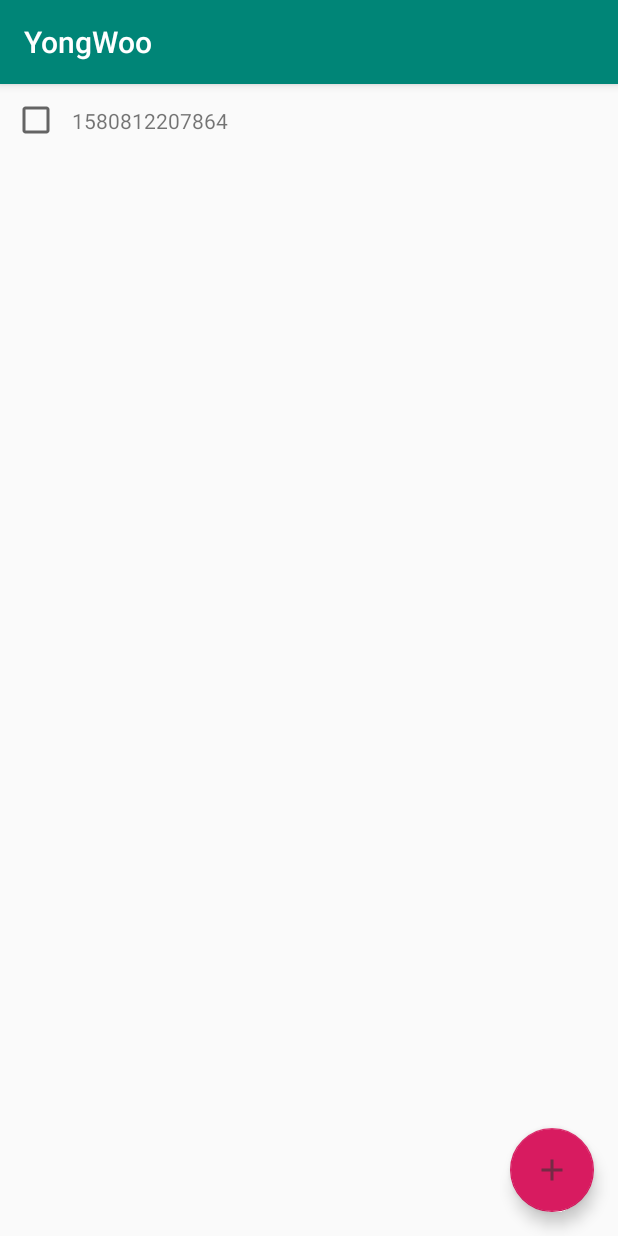
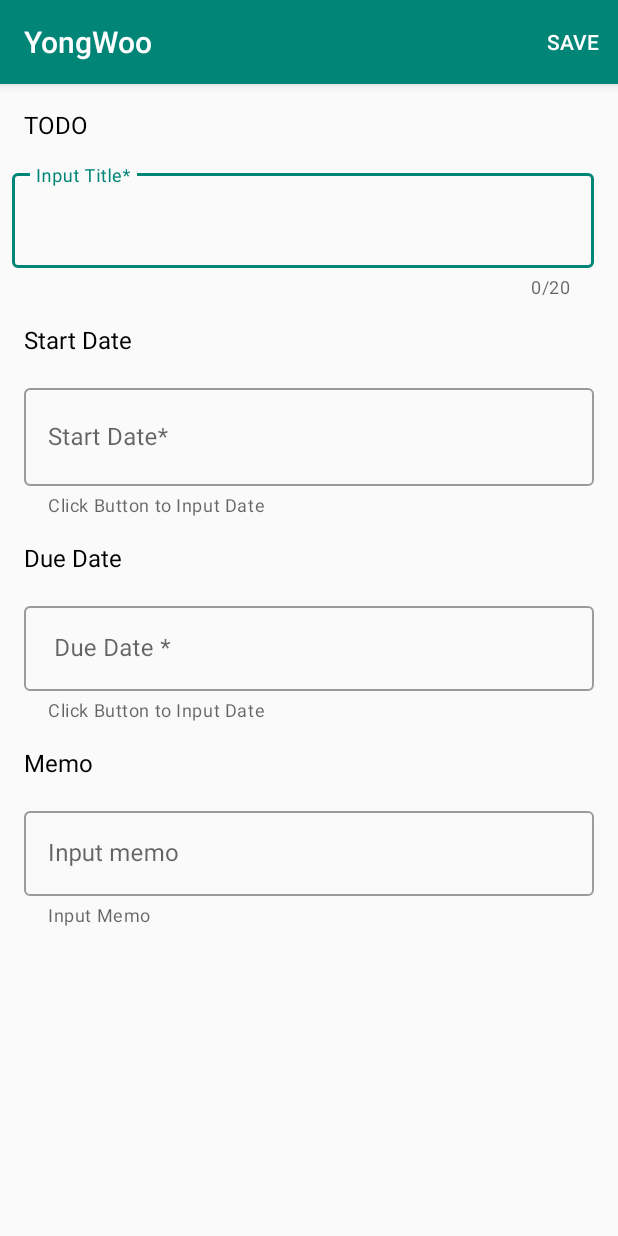
Before and after one commit to grace915/kotlin_todo, an Android app: the screen it shows after launch (MainActivity before the commit, AddEditTodoActivity after it), after a tap on an icon or button, on a phone screen of 412 x 824 dp. Run offline under Robolectric (Android 15) with nearby library versions, the phone set to English and light mode, and no system bars; our stand-ins replace Room's generated code.

Commit message:
AddEditTodoActivity(edit todo item & add todo item)

```diff
--- a/app/build.gradle
+++ b/app/build.gradle
@@ -27,7 +27,7 @@ android {
 
 dependencies {
     implementation fileTree(dir: 'libs', include: ['*.jar'])
-    implementation"org.jetbrains.kotlin:kotlin-stdlib-jdk7:$kotlin_version"
+    implementation "org.jetbrains.kotlin:kotlin-stdlib-jdk7:$kotlin_version"
     implementation 'androidx.appcompat:appcompat:1.0.2'
     implementation 'androidx.core:core-ktx:1.0.2'
     implementation 'androidx.constraintlayout:constraintlayout:1.1.3'
@@ -40,7 +40,8 @@ dependencies {
     kapt "android.arch.persistence.room:compiler:1.1.1"
 
     implementation "androidx.room:room-runtime:$room_version"
-    annotationProcessor "androidx.room:room-compiler:$room_version" // For Kotlin use kapt instead of annotationProcessor
+    annotationProcessor "androidx.room:room-compiler:$room_version"
+    // For Kotlin use kapt instead of annotationProcessor
 
     // optional - Kotlin Extensions and Coroutines support for Room
     implementation "androidx.room:room-ktx:$room_version"
--- a/app/src/main/AndroidManifest.xml
+++ b/app/src/main/AndroidManifest.xml
@@ -9,6 +9,7 @@
         android:roundIcon="@mipmap/ic_launcher_round"
         android:supportsRtl="true"
         android:theme="@style/AppTheme">
+        <activity android:name=".add_edit.AddEditTodoActivity" />
         <activity android:name=".main.MainActivity">
             <intent-filter>
                 <action android:name="android.intent.action.MAIN" />
--- a/app/src/main/java/com/example/yongwoo/main/MainActivity.kt
+++ b/app/src/main/java/com/example/yongwoo/main/MainActivity.kt
@@ -1,13 +1,13 @@
 package com.example.yongwoo.main
 
+import android.content.Intent
 import androidx.appcompat.app.AppCompatActivity
 import android.os.Bundle
 import androidx.recyclerview.widget.LinearLayoutManager
 import androidx.recyclerview.widget.RecyclerView
 import com.example.yongwoo.R
-import com.example.yongwoo.room.entitiy.TodoItem
+import com.example.yongwoo.add_edit.AddEditTodoActivity
 import kotlinx.android.synthetic.main.activity_main.*
-import java.util.*
 
 class MainActivity : AppCompatActivity() {
 
@@ -22,8 +22,27 @@ class MainActivity : AppCompatActivity() {
         main_rcv_item.layoutManager = LinearLayoutManager(this, RecyclerView.VERTICAL, false)
 
         main_fab_add.setOnClickListener {
-            val newTodo = TodoItem(0, System.currentTimeMillis().toString(), "asd", "qwe")
-            adapter?.addItem(newTodo)
+            //val newTodo = TodoItem(0, System.currentTimeMillis().toString(), "asd", "qwe")
+            //adapter?.addItem(newTodo)
+            val addIntent = Intent(this,AddEditTodoActivity::class.java)
+            addIntent.putExtra("mode",AddEditTodoActivity.MODE_ADD)
+            startActivity(addIntent)
+
+
         }
     }
+
+
+    override fun onRestart() {
+
+        super.onRestart()
+        adapter?.refresh()
+    }
+
+    override fun onResume() {
+        super.onResume()
+        adapter?.refresh()
+    }
+
+
 }
--- a/app/src/main/java/com/example/yongwoo/main/MainTodoAdapter.kt
+++ b/app/src/main/java/com/example/yongwoo/main/MainTodoAdapter.kt
@@ -9,6 +9,7 @@ import android.view.Menu
 import android.view.ViewGroup
 import androidx.recyclerview.widget.RecyclerView
 import com.example.yongwoo.R
+import com.example.yongwoo.add_edit.AddEditTodoActivity
 import com.example.yongwoo.room.database.MyDatabase
 import com.example.yongwoo.room.entitiy.TodoItem
 import kotlinx.android.synthetic.main.item_todo.view.*
@@ -35,6 +36,15 @@ class MainTodoAdapter(private val context: Context) : RecyclerView.Adapter<MainT
         notifyDataSetChanged()
     }
 
+    fun refresh(){
+        myDatabase?.todoDao()?.getTodos()?.also {
+            itemList.clear()
+            itemList.addAll(it)
+            notifyDataSetChanged()
+        }
+
+    }
+
     override fun onCreateViewHolder(parent: ViewGroup, viewType: Int): MainTodoViewHolder {
         var viewHolder = MainTodoViewHolder(LayoutInflater.from(parent.context).inflate(R.layout.item_todo, parent, false))
 
@@ -51,6 +61,12 @@ class MainTodoAdapter(private val context: Context) : RecyclerView.Adapter<MainT
                 when(menu[which]){
                     "삭제"->deleteItem(itemList[viewHolder.adapterPosition])
                     "수정"->{
+                        val editIntent = Intent(context,AddEditTodoActivity::class.java)
+                        editIntent.putExtra("mode",AddEditTodoActivity.MODE_EDIT)
+                        editIntent.putExtra("item_id",itemList[viewHolder.adapterPosition].id)
+                        context.startActivity(editIntent)
+
+
 
                     }
                     "취소"->{}
@@ -73,4 +89,6 @@ class MainTodoAdapter(private val context: Context) : RecyclerView.Adapter<MainT
         holder.onbind(itemList[position])
     }
 
+
+
 }
--- a/app/src/main/java/com/example/yongwoo/main/MainTodoViewHolder.kt
+++ b/app/src/main/java/com/example/yongwoo/main/MainTodoViewHolder.kt
@@ -10,4 +10,5 @@ class MainTodoViewHolder(itemView: View): RecyclerView.ViewHolder(itemView) {
         itemView.todo_cb.isChecked = item.checked
         itemView.todo_tv_name.text = item.name
     }
+
 }
--- a/app/src/main/java/com/example/yongwoo/room/entitiy/TodoItem.kt
+++ b/app/src/main/java/com/example/yongwoo/room/entitiy/TodoItem.kt
@@ -9,7 +9,8 @@ data class TodoItem(
     val id: Int,
     var name: String,
     var sDate: String,
-    var eDate: String
+    var eDate: String,
+    var memo: String
 ) {
     var checked: Boolean = false
 }
--- /dev/null
+++ b/app/src/main/res/layout/activity_add_todo.xml
@@ -0,0 +1,158 @@
+<?xml version="1.0" encoding="utf-8"?>
+<androidx.constraintlayout.widget.ConstraintLayout xmlns:android="http://schemas.android.com/apk/res/android"
+    xmlns:app="http://schemas.android.com/apk/res-auto"
+    xmlns:tools="http://schemas.android.com/tools"
+    android:layout_width="match_parent"
+    android:layout_height="match_parent"
+    tools:context=".add_edit.AddEditTodoActivity">
+
+    <TextView
+        android:id="@+id/add_edit_tv_todo"
+        android:layout_width="wrap_content"
+        android:layout_height="wrap_content"
+        android:layout_margin="16dp"
+        android:layout_marginStart="8dp"
+        android:layout_marginBottom="8dp"
+        android:text="TODO"
+        android:textColor="#000000"
+        android:textSize="16sp"
+        app:layout_constraintBottom_toTopOf="@id/add_edit_til_todo"
+        app:layout_constraintStart_toStartOf="parent"
+        app:layout_constraintTop_toTopOf="parent" />
+
+    <com.google.android.material.textfield.TextInputLayout
+        android:id="@+id/add_edit_til_todo"
+        style="@style/Widget.MaterialComponents.TextInputLayout.OutlinedBox"
+        android:layout_width="0dp"
+        android:layout_height="wrap_content"
+        android:layout_marginStart="8dp"
+        android:layout_marginEnd="16dp"
+        android:hint="Input Title*"
+        app:counterEnabled="true"
+        app:counterMaxLength="20"
+        app:hintEnabled="true"
+
+        app:layout_constraintBottom_toTopOf="@id/add_edit_tv_start_date"
+        app:layout_constraintEnd_toEndOf="parent"
+        app:layout_constraintStart_toStartOf="parent"
+        app:layout_constraintTop_toBottomOf="@id/add_edit_tv_todo"
+        app:layout_goneMarginStart="16dp"
+        tools:layout_editor_absoluteY="200dp">
+
+        <com.google.android.material.textfield.TextInputEditText
+            android:layout_width="match_parent"
+            android:layout_height="63dp"
+            android:inputType="text" />
+    </com.google.android.material.textfield.TextInputLayout>
+
+    <TextView
+        android:id="@+id/add_edit_tv_start_date"
+        android:layout_width="wrap_content"
+        android:layout_height="wrap_content"
+        android:layout_margin="16dp"
+        android:text="Start Date"
+        android:textColor="#000000"
+        android:textSize="16sp"
+        app:layout_constraintBottom_toTopOf="@id/add_edit_til_start_date"
+        app:layout_constraintStart_toStartOf="parent"
+        app:layout_constraintTop_toBottomOf="@id/add_edit_til_todo" />
+
+    <com.google.android.material.textfield.TextInputLayout
+        android:id="@+id/add_edit_til_start_date"
+        style="@style/Widget.MaterialComponents.TextInputLayout.OutlinedBox"
+        android:layout_width="0dp"
+        android:layout_height="wrap_content"
+        android:layout_margin="16dp"
+        android:hint="Start Date*"
+        app:helperText="Click Button to Input Date"
+        app:helperTextEnabled="true"
+        app:hintEnabled="true"
+        app:layout_constraintEnd_toEndOf="parent"
+
+        app:layout_constraintStart_toStartOf="parent"
+        app:layout_constraintTop_toBottomOf="@id/add_edit_tv_start_date">
+
+
+        <com.google.android.material.textfield.TextInputEditText
+
+            android:layout_width="match_parent"
+            android:layout_height="65dp"
+            android:clickable="false"
+            android:focusable="false"
+            android:inputType="text" />
+
+
+    </com.google.android.material.textfield.TextInputLayout>
+
+
+        />
+
+    <com.google.android.material.textfield.TextInputLayout
+        android:id="@+id/add_edit_til_due_date"
+        style="@style/Widget.MaterialComponents.TextInputLayout.OutlinedBox"
+        android:layout_width="0dp"
+        android:layout_height="wrap_content"
+        android:layout_margin="16dp"
+        app:helperText="Click Button to Input Date"
+        app:helperTextEnabled="true"
+
+        app:layout_constraintEnd_toEndOf="parent"
+        app:layout_constraintStart_toStartOf="parent"
+
+        app:layout_constraintTop_toBottomOf="@id/add_edit_tv_due_date">
+
+        <com.google.android.material.textfield.TextInputEditText
+            android:layout_width="match_parent"
+            android:layout_height="wrap_content"
+            android:clickable="false"
+            android:focusable="false"
+            android:hint=" Due Date *"
+            android:inputType="text" />
+    </com.google.android.material.textfield.TextInputLayout>
+
+    <TextView
+        android:id="@+id/add_edit_tv_due_date"
+        android:layout_width="wrap_content"
+        android:layout_height="wrap_content"
+        android:layout_margin="16dp"
+        android:text="Due Date"
+        android:textColor="#000000"
+        android:textSize="16sp"
+        app:layout_constraintBottom_toTopOf="@id/add_edit_til_due_date"
+        app:layout_constraintStart_toStartOf="parent"
+        app:layout_constraintTop_toBottomOf="@id/add_edit_til_start_date" />
+
+
+    <TextView
+        android:id="@+id/add_edit_tv_memo"
+        android:layout_width="wrap_content"
+        android:layout_height="wrap_content"
+        android:layout_margin="16dp"
+        android:text="Memo"
+        android:textColor="#000000"
+        android:textSize="16sp"
+        app:layout_constraintBottom_toTopOf="@id/add_edit_til_memo"
+        app:layout_constraintStart_toStartOf="parent"
+        app:layout_constraintTop_toBottomOf="@id/add_edit_til_due_date" />
+
+    <com.google.android.material.textfield.TextInputLayout
+        android:id="@+id/add_edit_til_memo"
+        style="@style/Widget.MaterialComponents.TextInputLayout.OutlinedBox"
+        android:layout_width="0dp"
+        android:layout_height="wrap_content"
+        android:layout_margin="16dp"
+        app:helperText="Input Memo"
+        app:helperTextEnabled="true"
+        app:layout_constraintEnd_toEndOf="parent"
+        app:layout_constraintStart_toStartOf="parent"
+
+        app:layout_constraintTop_toBottomOf="@id/add_edit_tv_memo">
+
+        <com.google.android.material.textfield.TextInputEditText
+            android:layout_width="match_parent"
+            android:layout_height="wrap_content"
+            android:hint="Input memo" />
+    </com.google.android.material.textfield.TextInputLayout>
+
+
+</androidx.constraintlayout.widget.ConstraintLayout>
--- /dev/null
+++ b/app/src/main/res/menu/menu_save.xml
@@ -0,0 +1,9 @@
+<?xml version="1.0" encoding="utf-8"?>
+<menu xmlns:app="http://schemas.android.com/apk/res-auto"
+    xmlns:android="http://schemas.android.com/apk/res/android">
+
+    <item
+        android:id="@+id/menu_save"
+        android:title="Save"
+        app:showAsAction="always" />
+</menu>
```
Also changed, not shown: app/src/main/java/com/example/yongwoo/add_edit/AddEditTodoActivity.kt (added, +160 -0 lines).
